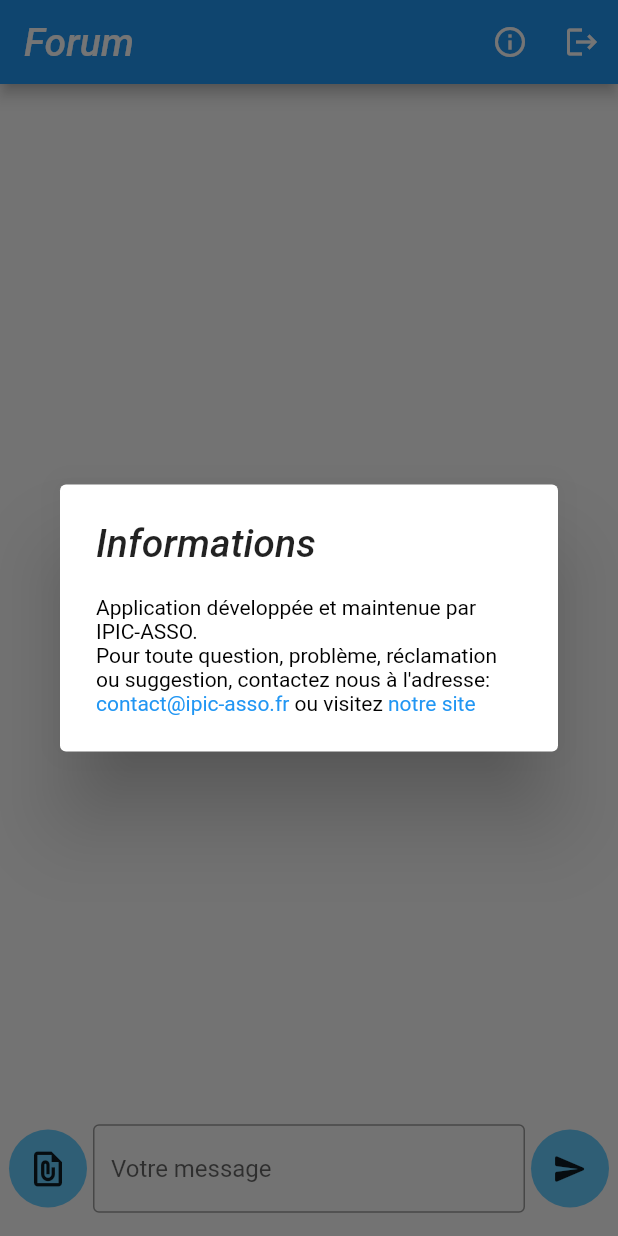
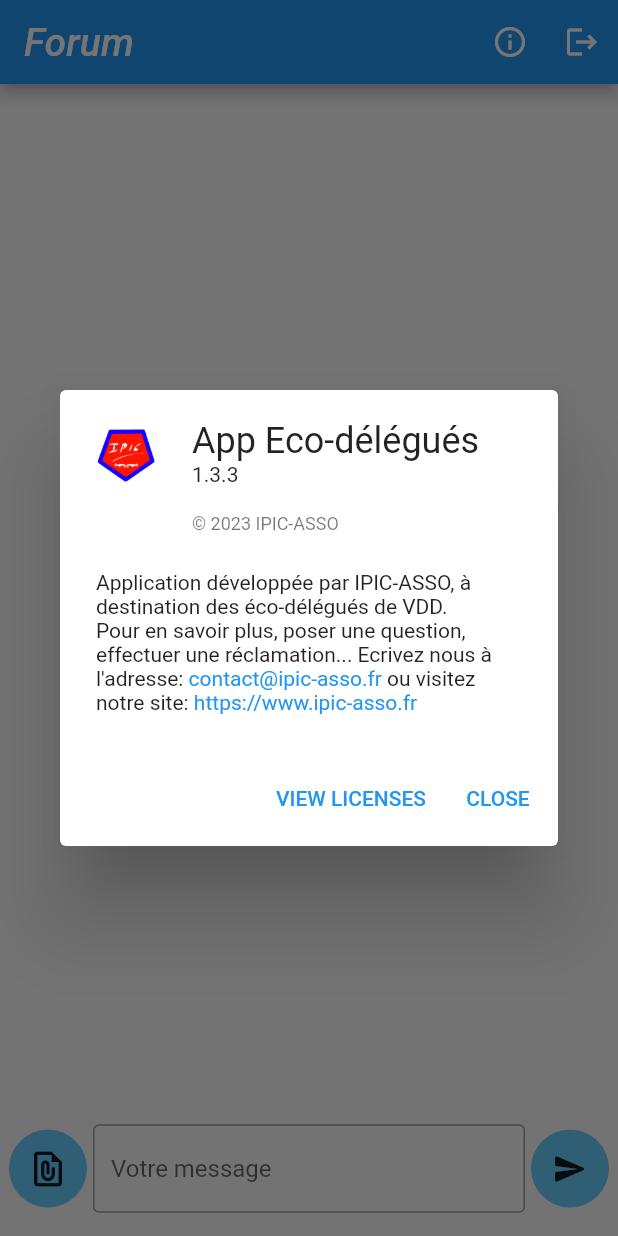
Before and after one commit to IPIC-ASSO/app_eco_delegues, a Flutter app: the screen it shows once a user with an empty profile is signed in, after a tap on the "info outline" icon, on a phone screen of 412 x 824 dp. Run offline on Flutter 3.47's test engine with Material 2 defaults, Android fonts, the light colour scheme and no system bars; our stand-ins replace cached_network_image, cloud_firestore, equatable, file_picker, firebase_auth, firebase_core and 4 more; missing offline and left inert: downloads_path_provider_28; accounts and stored records are empty; Roboto replaces fonts that are missing (Arial, Hind).

Commit message:
mise à jour d'été

```diff
--- a/lib/Forum.dart
+++ b/lib/Forum.dart
@@ -141,7 +141,7 @@
           title: const Text('Forum'),
           automaticallyImplyLeading: false,
           actions: [
-            IconButton(onPressed: ()=>montreInfos(), icon: const Icon(Icons.info_outline)),
+            IconButton(onPressed: ()=>Apropos(context), icon: const Icon(Icons.info_outline)),
             IconButton(
               onPressed: ()=>deco(),
               icon: const Icon(Icons.logout),
@@ -728,7 +728,62 @@
       payload: null,
     );
   }*/
+
+  Apropos(BuildContext context) {
+    final ThemeData theme = Theme.of(context);
+    final TextStyle textStyle = theme.textTheme.bodyMedium!;
+    final List<Widget> aboutBoxChildren = <Widget>[
+      const SizedBox(height: 24),
+      RichText(
+        text: TextSpan(
+          children: <TextSpan>[
+            TextSpan(
+                style: textStyle,
+                text: "Application développée par IPIC-ASSO, à destination des éco-délégués de VDD.\n"
+                    'Pour en savoir plus, poser une question, effectuer une réclamation... '
+                    'Ecrivez nous à l\'adresse: '),
+            TextSpan(
+              text: 'contact@ipic-asso.fr',
+              style: const TextStyle(color: Colors.blue),
+              recognizer: TapGestureRecognizer()
+                ..onTap = () async {
+                  await Clipboard.setData(
+                      const ClipboardData(text: "contact@ipic-asso.fr"));
+                  ScaffoldMessenger.of(context).showSnackBar(const SnackBar(
+                    content: Text('copié !'),
+                  ));
+                },
+            ),
+            TextSpan(
+              text: ' ou visitez notre site: ',
+              style: textStyle,
+            ),
+            TextSpan(
+              text: 'https://www.ipic-asso.fr',
+              style: const TextStyle(color: Colors.blue),
+              recognizer: TapGestureRecognizer()
+                ..onTap = () {
+                  launchUrl(Uri.parse('https://www.ipic-asso.fr'));
+                },
+            ),
+          ],
+        ),
+      ),
+    ];
+
+    return showAboutDialog(
+      applicationIcon: Tab(
+          icon: Image.asset("assets/IPIC_logo_petit.png", width: 40,)),
+      applicationName: 'App Eco-délégués',
+      applicationVersion: '1.3.3',
+      applicationLegalese: '© 2023 IPIC-ASSO',
+      children: aboutBoxChildren,
+      context: context,
+    );
+  }
 }
+
+
 
 Future<void> firebaseMessagingBackgroundHandler(RemoteMessage message) async {
   print('onMessage: $message');
--- a/lib/laPoste.dart
+++ b/lib/laPoste.dart
@@ -42,12 +42,12 @@
   }
 
   Future<int> getNombreMessages(){
-    return firebaseFirestore.collection(FirestoreConstants.cheminMessagesTest).snapshots().length;
+    return firebaseFirestore.collection(FirestoreConstants.cheminMessages).snapshots().length;
   }
 
   Stream<QuerySnapshot> getChatMessage(int limit) {
     return firebaseFirestore
-        .collection(FirestoreConstants.cheminMessagesTest)
+        .collection(FirestoreConstants.cheminMessages)
         .orderBy(FirestoreConstants.temps, descending: true)
         .limit(limit)
         .snapshots();
@@ -60,7 +60,7 @@
   void envoie(String corps, int type,
       String idEnvoyeur) {
     DocumentReference documentReference = firebaseFirestore
-        .collection(FirestoreConstants.cheminMessagesTest)
+        .collection(FirestoreConstants.cheminMessages)
         .doc(DateTime.now().millisecondsSinceEpoch.toString());
     Message chatMessages = Message(
         envoyeur: idEnvoyeur,
--- a/pubspec.yaml
+++ b/pubspec.yaml
@@ -15,7 +15,7 @@
 # In iOS, build-name is used as CFBundleShortVersionString while build-number used as CFBundleVersion.
 # Read more about iOS versioning at
 # https://developer.apple.com/library/archive/documentation/General/Reference/InfoPlistKeyReference/Articles/CoreFoundationKeys.html
-version: 1.3.2+6
+version: 1.3.3+7
 
 environment:
   sdk: ">=2.17.3 <3.0.0"
@@ -81,6 +81,7 @@
   assets:
     - assets/error.png
     - assets/logo.png
+    - assets/IPIC_logo_petit.png
   # To add assets to your application, add an assets section, like this:
   # assets:
   #   - images/a_dot_burr.jpeg
```
Also changed, not shown: lib/main.dart (+49 -39 lines), lib/patrons/usineDeBiscottesGrillees.dart (added, +110 -0 lines), assets/IPIC_logo_petit.png (added), pubspec.lock, 3 other files.
